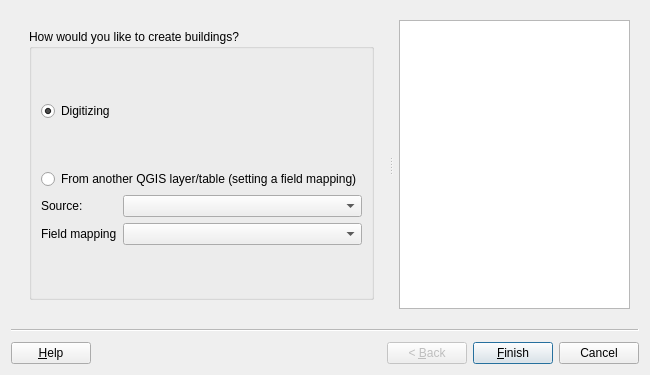
Old version of the form asistente_ladm_col/ui/wiz_create_building_cadastre.ui in the repository SwissTierrasColombia/Asistente-LADM-COL.
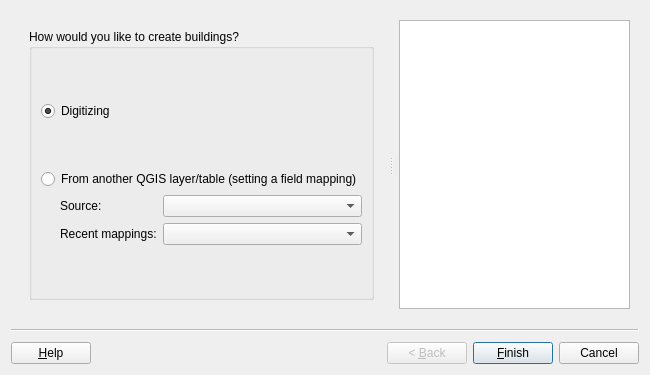
New version of the form. Custom widgets are drawn as their Qt base class.

Patch:
```diff
--- a/asistente_ladm_col/ui/wiz_create_building_cadastre.ui
+++ b/asistente_ladm_col/ui/wiz_create_building_cadastre.ui
@@ -67,7 +67,7 @@
            <string>How would you like to create buildings?</string>
           </property>
           <layout class="QGridLayout" name="gridLayout_3">
-           <item row="0" column="0">
+           <item row="0" column="0" colspan="2">
             <spacer name="verticalSpacer">
              <property name="orientation">
               <enum>Qt::Vertical</enum>
@@ -80,7 +80,7 @@
              </property>
             </spacer>
            </item>
-           <item row="1" column="0">
+           <item row="1" column="0" colspan="2">
             <widget class="QRadioButton" name="rad_digitizing">
              <property name="text">
               <string>Digitizing</string>
@@ -90,7 +90,7 @@
              </property>
             </widget>
            </item>
-           <item row="2" column="0">
+           <item row="2" column="0" colspan="2">
             <spacer name="verticalSpacer_2">
              <property name="orientation">
               <enum>Qt::Vertical</enum>
@@ -103,7 +103,7 @@
              </property>
             </spacer>
            </item>
-           <item row="3" column="0">
+           <item row="3" column="0" colspan="2">
             <widget class="QRadioButton" name="rad_refactor">
              <property name="enabled">
               <bool>true</bool>
@@ -114,6 +114,22 @@
             </widget>
            </item>
            <item row="4" column="0">
+            <spacer name="horizontalSpacer">
+             <property name="orientation">
+              <enum>Qt::Horizontal</enum>
+             </property>
+             <property name="sizeType">
+              <enum>QSizePolicy::Minimum</enum>
+             </property>
+             <property name="sizeHint" stdset="0">
+              <size>
+               <width>13</width>
+               <height>20</height>
+              </size>
+             </property>
+            </spacer>
+           </item>
+           <item row="4" column="1">
             <layout class="QGridLayout" name="gridLayout_2">
              <item row="0" column="0">
               <widget class="QLabel" name="lbl_refactor_source">
@@ -153,7 +169,7 @@
              <item row="1" column="0">
               <widget class="QLabel" name="lbl_field_mapping">
                <property name="text">
-                <string>Field mapping</string>
+                <string>Recent mappings:</string>
                </property>
               </widget>
              </item>
@@ -162,7 +178,7 @@
              </item>
             </layout>
            </item>
-           <item row="5" column="0">
+           <item row="5" column="0" colspan="2">
             <spacer name="verticalSpacer_3">
              <property name="orientation">
               <enum>Qt::Vertical</enum>
```
